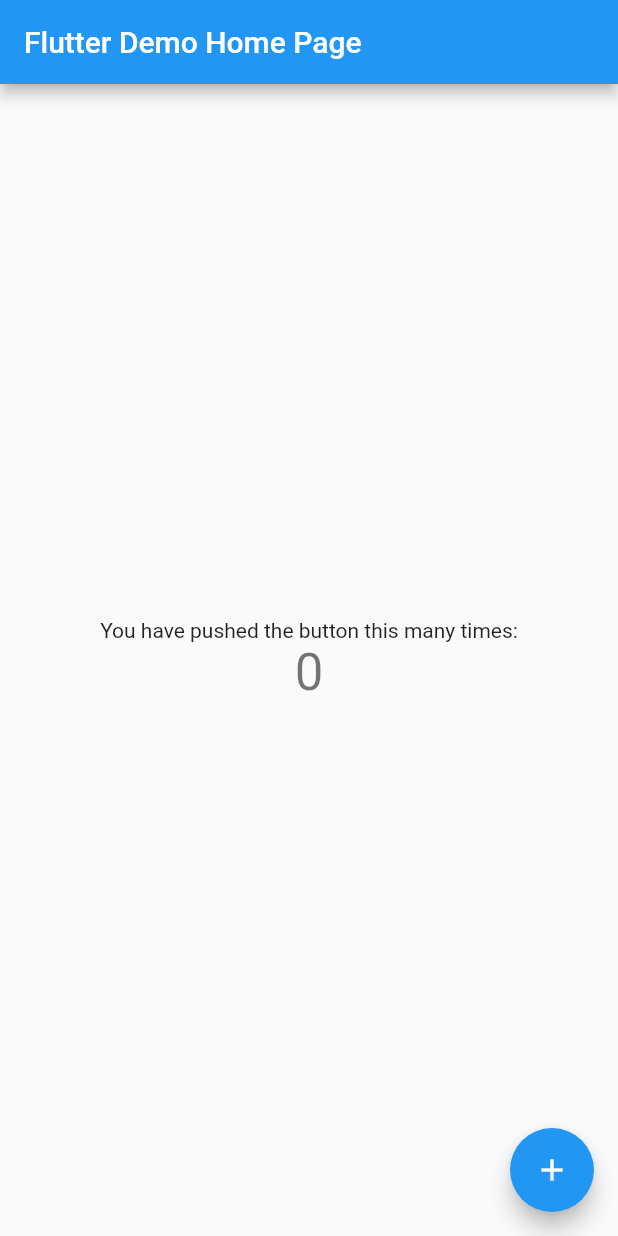
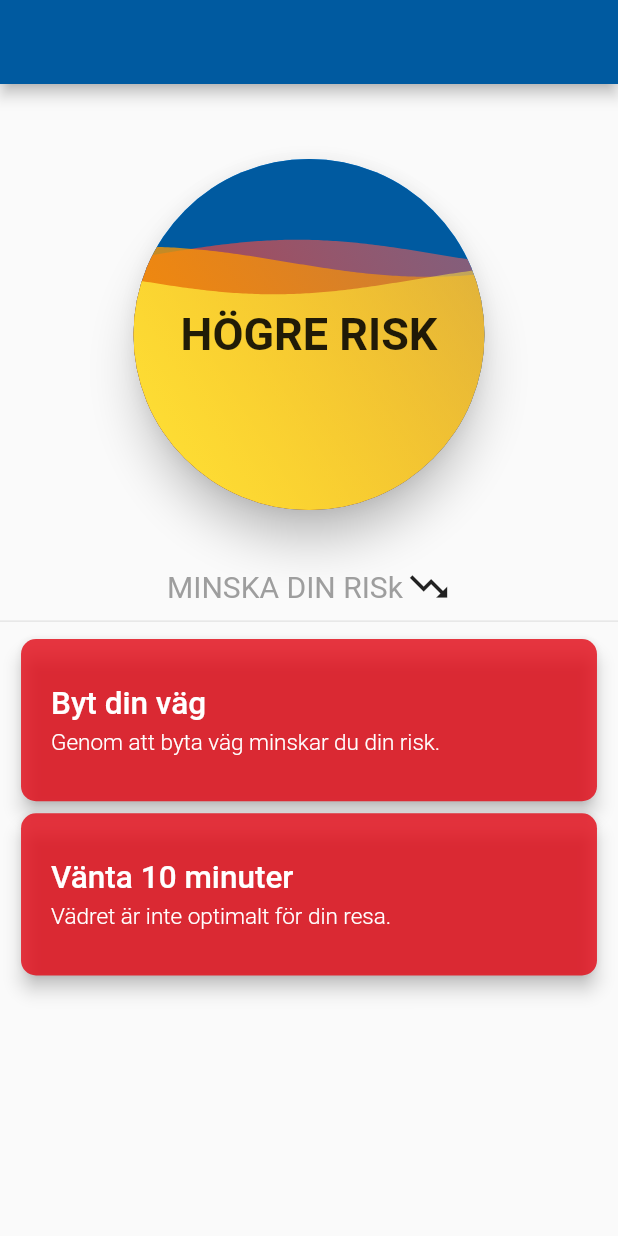
Before and after one commit to carlostling/101Hack_BaggCrushers, a Flutter app: the screen it shows after launch, on a phone screen of 412 x 824 dp. Run offline on Flutter 3.47's test engine with Material 2 defaults, Android fonts, the phone set to English and light mode, and no system bars; drawn by our look-alikes of wave; our stand-ins replace flutter_screenutil.

Commit message:
Added functionality to resultpage

```diff
--- /dev/null
+++ b/risk_companion/lib/ResultPage.dart
@@ -0,0 +1,170 @@
+import 'package:flutter/material.dart';
+import 'package:wave/wave.dart';
+import 'package:wave/config.dart';
+import 'ScreenUtils.dart';
+
+class ResultPage extends StatelessWidget {
+  @override
+  Widget build(BuildContext context) {
+    ScreenUtils.init(context);
+    return Scaffold(
+      appBar: AppBar(
+        backgroundColor: Color.fromRGBO(0, 90, 160, 1),
+      ),
+      body: SingleChildScrollView(
+        child: Column(
+          mainAxisAlignment: MainAxisAlignment.start,
+          crossAxisAlignment: CrossAxisAlignment.center,
+          children: <Widget>[
+            SizedBox(
+              height: 50,
+              width: 0,
+            ),
+            RiskIndicatorWidget(),
+            SizedBox(
+              height: ScreenUtils.getHeight(20),
+              width: 0,
+            ),
+            AdviceTitleWidget(),
+            Divider(),
+            InformationCardWidget(
+              title: "Byt din väg",
+              body: "Genom att byta väg minskar du din risk.",
+            ),
+            InformationCardWidget(
+              title: "Vänta 10 minuter",
+              body: "Vädret är inte optimalt för din resa.",
+            ),
+          ],
+        ),
+      ),
+    );
+  }
+}
+
+class RiskIndicatorWidget extends StatelessWidget {
+  @override
+  Widget build(BuildContext context) {
+    return Container(
+      height: 250.0,
+      width: double.infinity,
+      child: Card(
+        elevation: 12.0,
+        margin: EdgeInsets.only(right: 16.0, left: 16.0, bottom: 16.0),
+        clipBehavior: Clip.antiAlias,
+        shape: CircleBorder(),
+        child: Stack(
+          children: <Widget>[
+            WaveWidget(
+              config: CustomConfig(
+                gradients: [
+                  [
+                    Color.fromRGBO(0, 90, 160, 1),
+                    Color.fromRGBO(0, 90, 160, 1)
+                  ],
+                  [Colors.red[800], Color(0x77E57373)],
+                  [Colors.orange, Color(0x66FF9800)],
+                  [Colors.yellow, Color(0x55FFEB3B)]
+                ],
+                durations: [35000, 19440, 10800, 6000],
+                heightPercentages: [-1.00, 0.23, 0.25, 0.30],
+                blur: MaskFilter.blur(BlurStyle.solid, 50),
+                gradientBegin: Alignment.bottomLeft,
+                gradientEnd: Alignment.topRight,
+              ),
+              waveAmplitude: 0,
+              backgroundColor: Colors.blue,
+              size: Size(double.infinity, double.infinity),
+            ),
+            Center(
+                child: Text(
+              "HÖGRE RISK",
+              style: TextStyle(fontSize: 30, fontWeight: FontWeight.w600),
+            )),
+          ],
+        ),
+      ),
+    );
+  }
+}
+
+class InformationCardWidget extends StatelessWidget {
+  final String title;
+  final String body;
+
+  InformationCardWidget({@required this.title, @required this.body});
+
+  @override
+  Widget build(BuildContext context) {
+    return Padding(
+      padding: EdgeInsets.symmetric(horizontal: ScreenUtils.getWidth(10)),
+      child: Card(
+        shape: RoundedRectangleBorder(
+            borderRadius: BorderRadius.all(Radius.circular(10))),
+        color: Color.fromRGBO(227, 6, 19, 0.8),
+        elevation: 5,
+        child: Padding(
+          padding: EdgeInsets.symmetric(
+              vertical: ScreenUtils.getHeight(30),
+              horizontal: ScreenUtils.getWidth(20)),
+          child: Row(
+            children: <Widget>[
+              Flexible(
+                child: Column(
+                  mainAxisAlignment: MainAxisAlignment.spaceEvenly,
+                  crossAxisAlignment: CrossAxisAlignment.start,
+                  children: <Widget>[
+                    Text(
+                      title,
+                      overflow: TextOverflow.clip,
+                      textAlign: TextAlign.left,
+                      style: TextStyle(
+                          fontSize: ScreenUtils.getFontSize(21),
+                          fontWeight: FontWeight.w500,
+                          color: Colors.white),
+                    ),
+                    SizedBox(
+                      height: ScreenUtils.getHeight(5),
+                    ),
+                    Text(
+                      body,
+                      textAlign: TextAlign.start,
+                      style: TextStyle(
+                          fontSize: ScreenUtils.getFontSize(15),
+                          fontWeight: FontWeight.w300,
+                          color: Colors.white),
+                    ),
+                  ],
+                ),
+              ),
+            ],
+          ),
+        ),
+      ),
+    );
+  }
+}
+
+class AdviceTitleWidget extends StatelessWidget {
+  @override
+  Widget build(BuildContext context) {
+    return Row(
+      crossAxisAlignment: CrossAxisAlignment.center,
+      mainAxisAlignment: MainAxisAlignment.center,
+      children: <Widget>[
+        Text(
+          "MINSKA DIN RISk",
+          style: TextStyle(
+              fontSize: ScreenUtils.getFontSize(20), color: Colors.grey),
+        ),
+        SizedBox(
+          width: ScreenUtils.getWidth(2),
+        ),
+        Icon(
+          Icons.trending_down,
+          size: ScreenUtils.getWidth(30),
+        ),
+      ],
+    );
+  }
+}
--- /dev/null
+++ b/risk_companion/lib/ScreenUtils.dart
@@ -0,0 +1,34 @@
+import 'package:flutter/material.dart';
+import 'package:flutter_screenutil/flutter_screenutil.dart';
+
+class ScreenUtils {
+  static init(BuildContext context){
+    ScreenUtil.instance = ScreenUtil(width: 411.42857142857144, height: 822.8571428571429,allowFontScaling: true)..init(context);
+  }
+  static getWidth(double width){
+    return ScreenUtil.getInstance().setWidth(width);
+  }
+  static getHeight(double height){
+    return ScreenUtil.getInstance().setWidth(height);
+  }
+  static getFontSize(double fontSize){
+    return ScreenUtil.getInstance().setSp(fontSize);
+  }
+  static getPx(double width){
+    return ScreenUtil.getInstance().setWidth(width);
+  }
+  static getPhoneHeight(){
+    return ScreenUtil.screenHeight;
+  }
+  static getPhoneWidth(){
+    return ScreenUtil.screenWidth;
+  }
+
+static appBarTitleSize(){
+  return getWidth(16);
+}
+
+static appBarLeadingSize(){
+  return getFontSize(25);
+}
+}
--- a/risk_companion/lib/main.dart
+++ b/risk_companion/lib/main.dart
@@ -1,4 +1,6 @@
 import 'package:flutter/material.dart';
+import 'package:risk_companion/ResultPage.dart';
+import 'package:risk_companion/ScreenUtils.dart';
 
 void main() => runApp(MyApp());
 
@@ -20,92 +22,7 @@
         // is not restarted.
         primarySwatch: Colors.blue,
       ),
-      home: MyHomePage(title: 'Flutter Demo Home Page'),
+      home: ResultPage(),
     );
   }
 }
-
-class MyHomePage extends StatefulWidget {
-  MyHomePage({Key key, this.title}) : super(key: key);
-
-  // This widget is the home page of your application. It is stateful, meaning
-  // that it has a State object (defined below) that contains fields that affect
-  // how it looks.
-
-  // This class is the configuration for the state. It holds the values (in this
-  // case the title) provided by the parent (in this case the App widget) and
-  // used by the build method of the State. Fields in a Widget subclass are
-  // always marked "final".
-
-  final String title;
-
-  @override
-  _MyHomePageState createState() => _MyHomePageState();
-}
-
-class _MyHomePageState extends State<MyHomePage> {
-  int _counter = 0;
-
-  void _incrementCounter() {
-    setState(() {
-      // This call to setState tells the Flutter framework that something has
-      // changed in this State, which causes it to rerun the build method below
-      // so that the display can reflect the updated values. If we changed
-      // _counter without calling setState(), then the build method would not be
-      // called again, and so nothing would appear to happen.
-      _counter++;
-    });
-  }
-
-  @override
-  Widget build(BuildContext context) {
-    // This method is rerun every time setState is called, for instance as done
-    // by the _incrementCounter method above.
-    //
-    // The Flutter framework has been optimized to make rerunning build methods
-    // fast, so that you can just rebuild anything that needs updating rather
-    // than having to individually change instances of widgets.
-    return Scaffold(
-      appBar: AppBar(
-        // Here we take the value from the MyHomePage object that was created by
-        // the App.build method, and use it to set our appbar title.
-        title: Text(widget.title),
-      ),
-      body: Center(
-        // Center is a layout widget. It takes a single child and positions it
-        // in the middle of the parent.
-        child: Column(
-          // Column is also a layout widget. It takes a list of children and
-          // arranges them vertically. By default, it sizes itself to fit its
-          // children horizontally, and tries to be as tall as its parent.
-          //
-          // Invoke "debug painting" (press "p" in the console, choose the
-          // "Toggle Debug Paint" action from the Flutter Inspector in Android
-          // Studio, or the "Toggle Debug Paint" command in Visual Studio Code)
-          // to see the wireframe for each widget.
-          //
-          // Column has various properties to control how it sizes itself and
-          // how it positions its children. Here we use mainAxisAlignment to
-          // center the children vertically; the main axis here is the vertical
-          // axis because Columns are vertical (the cross axis would be
-          // horizontal).
-          mainAxisAlignment: MainAxisAlignment.center,
-          children: <Widget>[
-            Text(
-              'You have pushed the button this many times:',
-            ),
-            Text(
-              '$_counter',
-              style: Theme.of(context).textTheme.display1,
-            ),
-          ],
-        ),
-      ),
-      floatingActionButton: FloatingActionButton(
-        onPressed: _incrementCounter,
-        tooltip: 'Increment',
-        child: Icon(Icons.add),
-      ), // This trailing comma makes auto-formatting nicer for build methods.
-    );
-  }
-}
--- a/risk_companion/pubspec.yaml
+++ b/risk_companion/pubspec.yaml
@@ -27,6 +27,9 @@
 dev_dependencies:
   flutter_test:
     sdk: flutter
+
+  wave: ^0.0.8
+  flutter_screenutil: ^0.5.3
 
 
 # For information on the generic Dart part of this file, see the
```
Also changed, not shown: risk_companion/lib/SignUpPage.dart (added), risk_companion/pubspec.lock.
